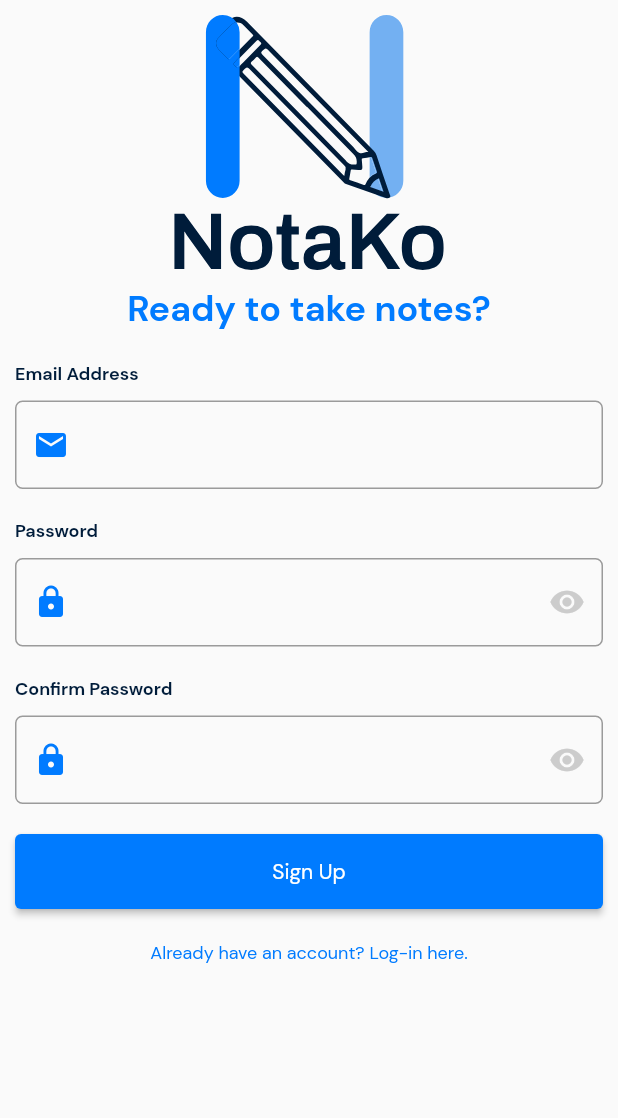
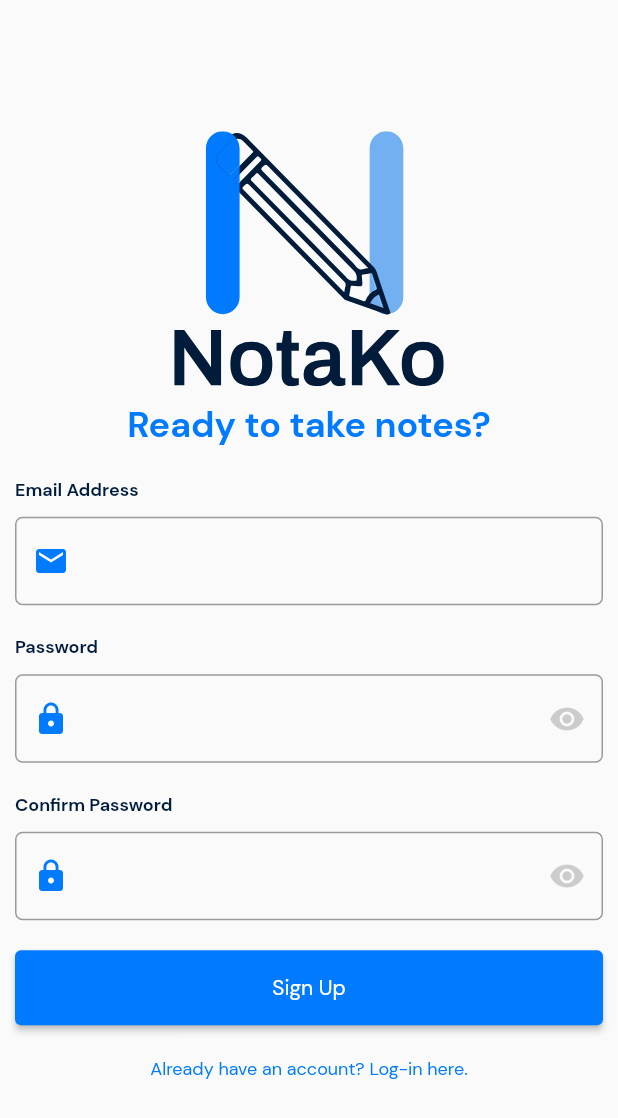
Before and after one commit to mrkdyrit/Notako, a Flutter app: the screen it shows after launch, after a tap on an icon or button, on a phone screen of 412 x 824 dp. Shown: the top 1118 px of the screen. Run offline on Flutter 3.47's test engine with Material 2 defaults, Android fonts, the phone set to English and light mode, and no system bars; our stand-ins replace firebase_auth, firebase_core, flutter_onboarding_slider, flutter_svg, image_picker, shared_preferences; accounts and stored records are empty.

Commit message:
Centered Layout of LoginScreen and SignUpScreen

```diff
--- a/lib/screens/accounts/login.dart
+++ b/lib/screens/accounts/login.dart
@@ -32,11 +32,14 @@ class _LoginScreenState extends State<LoginScreen> {
   Widget build(BuildContext context) {
     return Scaffold(
       key: loginScaffoldKey,
-      body: ListView(
+      body: Column(
+        mainAxisAlignment: MainAxisAlignment.center,
+        children: [
+          ListView(
             shrinkWrap: true,
             children: [
               Padding(
-            padding: const EdgeInsets.only(top: 100, bottom: 20),
+                padding: const EdgeInsets.only(top: 0, bottom: 20),
                 child: SizedBox(
                   height: 170,
                   child: SvgPicture.asset(
@@ -179,6 +182,8 @@ class _LoginScreenState extends State<LoginScreen> {
                 ),
               ),
             ],
+          )
+        ]
       ),
     );
   }
--- a/lib/screens/accounts/signup.dart
+++ b/lib/screens/accounts/signup.dart
@@ -35,11 +35,14 @@ class _SignUpScreenState extends State<SignUpScreen> {
   @override
   Widget build(BuildContext context) {
     return Scaffold(
-      body: ListView(
+      body: Column(
+        mainAxisAlignment: MainAxisAlignment.center,
+        children: [
+          ListView(
             shrinkWrap: true,
             children: [
               Padding(
-            padding: const EdgeInsets.only(top: 10, bottom: 10),
+                padding: const EdgeInsets.only(top: 0, bottom: 10),
                 child: SizedBox(
                   height: 170,
                   child: SvgPicture.asset(
@@ -222,6 +225,8 @@ class _SignUpScreenState extends State<SignUpScreen> {
                 ),
               )
             ],
+          )
+        ],
       ),
     );
   }
```
Lines whose indentation alone changed are shown as unchanged.
